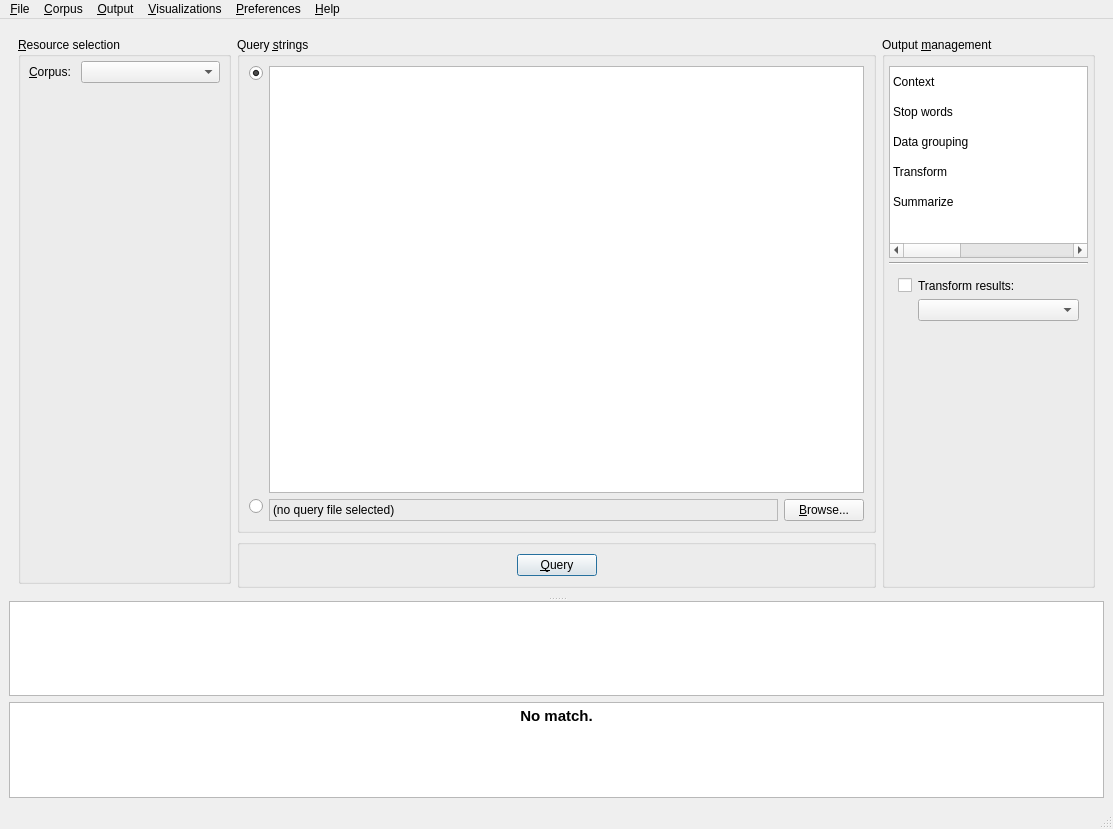
The window that coquery/gui/ui/coquery.ui (gkunter/coquery) describes before a commit, drawn with Qt 5.
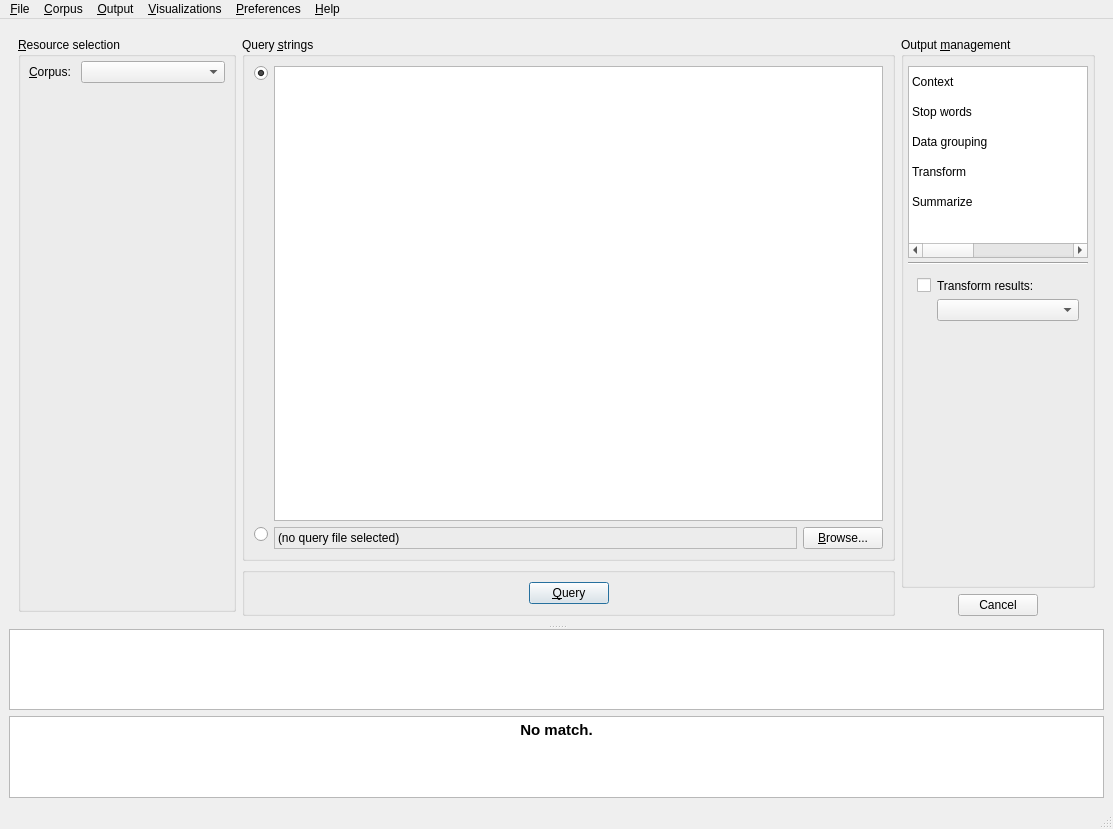
The same window after the commit. The open tabs and pages were chosen to show the change. Icons and pictures are not drawn. Custom widgets are drawn as their Qt base class.

Commit message: Tentatively add button that cancels reaggregations

Diff of the .ui file:
```diff
--- a/coquery/gui/ui/coquery.ui
+++ b/coquery/gui/ui/coquery.ui
@@ -27,7 +27,7 @@
          <verstretch>1</verstretch>
         </sizepolicy>
        </property>
-       <layout class="QHBoxLayout" name="horizontalLayout" stretch="1,3,1">
+       <layout class="QHBoxLayout" name="horizontalLayout" stretch="1,3,0">
         <item>
          <layout class="QVBoxLayout" name="verticalLayout" stretch="1,0">
           <property name="spacing">
@@ -260,6 +260,8 @@
          </layout>
         </item>
         <item>
+         <layout class="QVBoxLayout" name="verticalLayout_2">
+          <item>
          <widget class="QGroupBox" name="group_management">
           <property name="sizePolicy">
            <sizepolicy hsizetype="Preferred" vsizetype="Expanding">
@@ -450,7 +452,7 @@
                  </item>
                  <item row="1" column="1">
                   <widget class="QWidget" name="widget_context" native="true">
-                   <layout class="QVBoxLayout" name="verticalLayout_2">
+                     <layout class="QVBoxLayout" name="verticalLayout_3">
                     <property name="margin">
                      <number>0</number>
                     </property>
@@ -626,7 +628,7 @@
               </layout>
              </widget>
              <widget class="QWidget" name="tool_widgetPage3">
-              <layout class="QVBoxLayout" name="verticalLayout_5" stretch="1,0,0">
+                <layout class="QVBoxLayout" name="verticalLayout_6" stretch="1,0,0">
                <item>
                 <layout class="QVBoxLayout" name="verticalLayout_9" stretch="1,0">
                  <item>
@@ -713,7 +715,7 @@
               </layout>
              </widget>
              <widget class="QWidget" name="tool_widgetPage4">
-              <layout class="QVBoxLayout" name="verticalLayout_6">
+                <layout class="QVBoxLayout" name="verticalLayout_10">
                <item>
                 <layout class="QGridLayout" name="gridLayout_5" columnstretch="0,1">
                  <item row="0" column="0">
@@ -741,7 +743,7 @@
                  </item>
                  <item row="1" column="1">
                   <widget class="QWidget" name="widget_aggregate" native="true">
-                   <layout class="QVBoxLayout" name="verticalLayout_10">
+                     <layout class="QVBoxLayout" name="verticalLayout_12">
                     <property name="margin">
                      <number>0</number>
                     </property>
@@ -864,6 +866,18 @@
            </item>
           </layout>
          </widget>
+          </item>
+          <item>
+           <widget class="QDialogButtonBox" name="button_box_reaggregate">
+            <property name="standardButtons">
+             <set>QDialogButtonBox::Cancel</set>
+            </property>
+            <property name="centerButtons">
+             <bool>true</bool>
+            </property>
+           </widget>
+          </item>
+         </layout>
         </item>
        </layout>
       </widget>
```
Left out of the diff: 2 changed lines with no effect on the pictures. Lines whose indentation alone changed are shown as unchanged. The commit also changes 1 other file.
